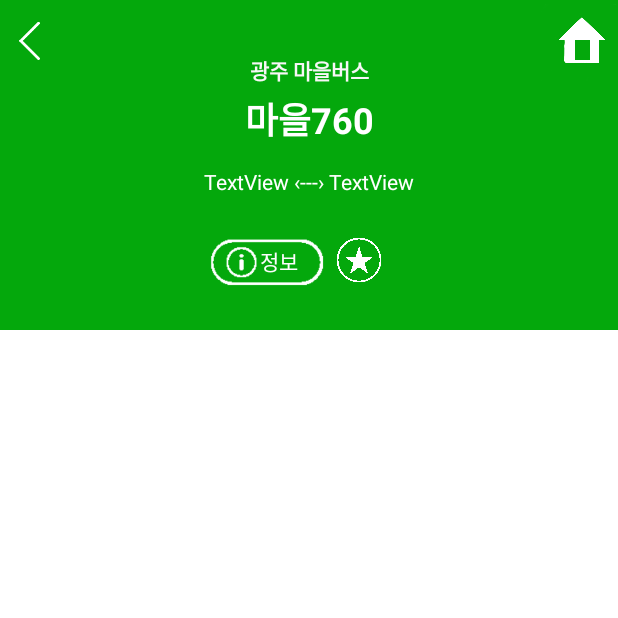
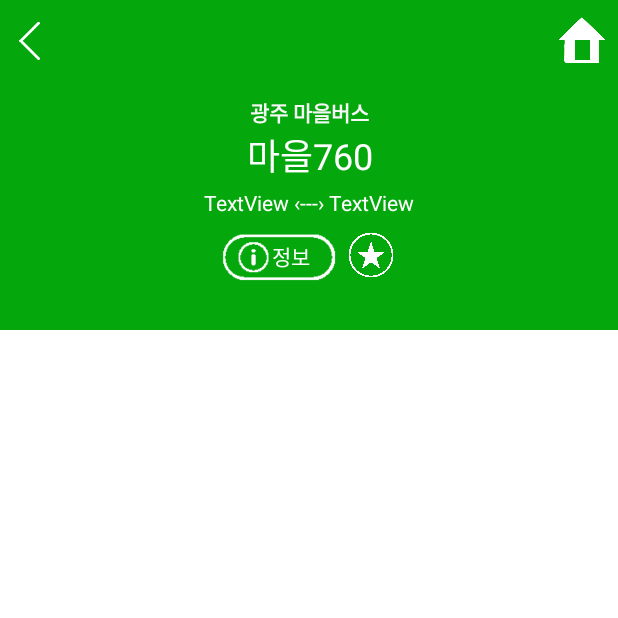
Before and after one commit to 2022-SMHRD-KDT-New-IoT-4/EveryBus, an Android app: the BusRouteActivity screen opened directly, with no data from a screen before it, on a phone screen of 412 x 824 dp, the top half of it. Run offline under Robolectric (Android 15) with nearby library versions, the phone set to English and light mode, and no system bars; our stand-ins replace Volley; network calls fail.

Commit message:
은정 commit

```diff
--- a/app/src/main/res/layout/bus_route.xml
+++ b/app/src/main/res/layout/bus_route.xml
@@ -26,7 +26,7 @@
         android:id="@+id/tvRouteLineKind"
         android:layout_width="wrap_content"
         android:layout_height="wrap_content"
-        android:layout_marginTop="36dp"
+        android:layout_marginTop="64dp"
         android:text="광주 마을버스"
         android:textColor="#F8F7F7"
         android:textSize="14sp"
@@ -40,11 +40,10 @@
         android:id="@+id/tvRouteLineName"
         android:layout_width="wrap_content"
         android:layout_height="wrap_content"
-        android:layout_marginTop="4dp"
         android:text="마을760"
         android:textColor="#FFFFFF"
         android:textSize="24sp"
-        android:textStyle="bold"
+        android:textStyle="normal"
         app:layout_constraintEnd_toEndOf="@+id/tvRouteLineKind"
         app:layout_constraintHorizontal_bias="0.512"
         app:layout_constraintStart_toStartOf="@+id/tvRouteLineKind"
@@ -67,9 +66,9 @@
         android:id="@+id/textView12"
         android:layout_width="wrap_content"
         android:layout_height="wrap_content"
+        android:layout_marginTop="4dp"
         android:text=" ‹---› "
         android:textColor="#FFFFFF"
-        app:layout_constraintBottom_toTopOf="@+id/imageButton4"
         app:layout_constraintEnd_toEndOf="parent"
         app:layout_constraintStart_toStartOf="@+id/vBusInfo"
         app:layout_constraintTop_toBottomOf="@+id/tvRouteLineName" />
@@ -139,12 +138,12 @@
         android:id="@+id/imageButton4"
         android:layout_width="85dp"
         android:layout_height="60dp"
-        android:layout_marginTop="32dp"
+        android:layout_marginStart="24dp"
+        android:layout_marginTop="20dp"
         android:background="@null"
         android:scaleType="centerInside"
-        app:layout_constraintBottom_toBottomOf="@+id/vBusInfo"
         app:layout_constraintEnd_toEndOf="parent"
-        app:layout_constraintHorizontal_bias="0.41"
+        app:layout_constraintHorizontal_bias="0.39"
         app:layout_constraintStart_toStartOf="parent"
         app:layout_constraintTop_toBottomOf="@+id/tvRouteLineName"
         app:srcCompat="@drawable/info" />
--- a/app/src/main/res/layout/fragment_bus_station.xml
+++ b/app/src/main/res/layout/fragment_bus_station.xml
@@ -109,10 +109,12 @@
         android:layout_width="85dp"
         android:layout_height="60dp"
         android:layout_marginStart="136dp"
+        android:layout_marginEnd="8dp"
         android:background="@android:color/transparent"
         android:padding="0sp"
         android:scaleType="centerInside"
         app:layout_constraintBottom_toBottomOf="@+id/view2"
+        app:layout_constraintEnd_toStartOf="@+id/imageButton7"
         app:layout_constraintStart_toStartOf="parent"
         app:layout_constraintTop_toBottomOf="@+id/tvStopName"
         app:srcCompat="@drawable/info" />
@@ -127,8 +129,8 @@
         android:textColor="#FFFFFF"
         android:textSize="15sp"
         app:layout_constraintBottom_toBottomOf="@+id/imageButton8"
-        app:layout_constraintEnd_toStartOf="@+id/imageButton7"
-        app:layout_constraintHorizontal_bias="0.666"
+        app:layout_constraintEnd_toEndOf="@+id/imageButton8"
+        app:layout_constraintHorizontal_bias="0.75"
         app:layout_constraintStart_toStartOf="@+id/imageButton8"
         app:layout_constraintTop_toTopOf="@+id/imageButton8"
         app:layout_constraintVertical_bias="1.0" />
```
